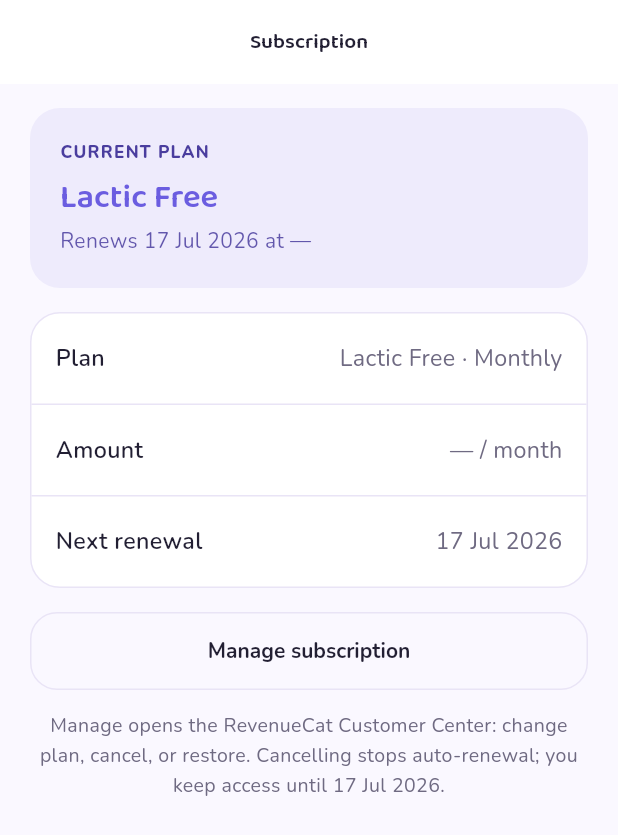
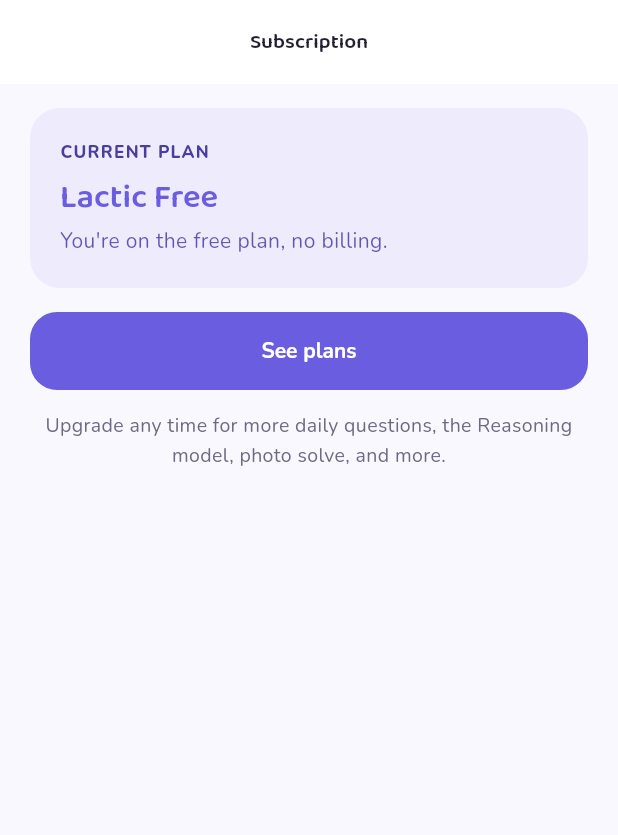
Before and after one commit to fountainnnnn/lactic-sg-alevel-ai-tutor, a Flutter app: the ManageSubscriptionScreen screen opened by its route, on a phone screen of 412 x 824 dp. Shown: the top 835 px of the screen. Run offline on Flutter 3.47's test engine with Material 3 defaults, Android fonts, the phone set to English and light mode, and no system bars; our stand-ins replace flutter_riverpod, flutter_svg, go_router, google_fonts, image_picker, shared_preferences and 1 more; missing offline and left inert: gpt_markdown, purchases_flutter, purchases_ui_flutter; accounts and stored records are empty.

Commit message:
Fix UI inconsistencies found in on-device sweep
- Sign-in: entering app (skip / successful sign-in) marks onboarding done so it
  no longer bounces back to /welcome on a fresh install (returning users could
  not get in)
- Unify subject catalogue (core/subjects.dart): onboarding and Edit Profile now
  share one per-level list; Edit Profile is level-aware (was a flat list missing
  Further Mathematics, mislabeling Literature, showing General Paper everywhere)
- Subscription screen: free users see a proper "free plan, no billing" card +
  See plans CTA instead of a fake renewal date and "—/month" (removed banned
  em-dashes)
- Sentence-case copy: "Notification settings", "Privacy policy", "Manage
  subscription", "Edit profile"

Co-Authored-By: Claude Opus 4.8 <noreply@anthropic.com>

```diff
--- a/app/lib/features/premium/subscription_screens.dart
+++ b/app/lib/features/premium/subscription_screens.dart
@@ -28,15 +28,9 @@ class ManageSubscriptionScreen extends ConsumerWidget {
       1 => Subscriptions.lite,
       _ => null,
     };
-    final tierName = tier?.name ?? 'Lactic Free';
-    final price = tier?.monthly.price ?? '—';
-    return Scaffold(
-      appBar: AppBar(title: const Text('Subscription')),
-      body: SafeArea(
-        child: ListView(
-          padding: const EdgeInsets.fromLTRB(20, 16, 20, 24),
-          children: [
-            Container(
+    // Free users have no subscription — show a plan card + upgrade CTA, never a
+    // bogus renewal date / amount. Paid users see real billing details.
+    final planCard = Container(
       width: double.infinity,
       padding: const EdgeInsets.all(20),
       decoration: BoxDecoration(color: t.primarySoft, borderRadius: BorderRadius.circular(20)),
@@ -46,12 +40,34 @@ class ManageSubscriptionScreen extends ConsumerWidget {
           Text('CURRENT PLAN',
               style: TextStyle(color: t.onPrimarySoft, fontSize: 11.5, fontWeight: FontWeight.w800, letterSpacing: 0.8)),
           const SizedBox(height: 8),
-                  Text(tierName, style: theme.textTheme.titleLarge?.copyWith(color: scheme.primary)),
+          Text(tier?.name ?? 'Lactic Free', style: theme.textTheme.titleLarge?.copyWith(color: scheme.primary)),
           const SizedBox(height: 4),
-                  Text('Renews $_renewDate at $price', style: TextStyle(color: t.onPrimarySoft.withValues(alpha: 0.85))),
+          Text(
+            tier == null ? "You're on the free plan, no billing." : 'Renews $_renewDate at ${tier.monthly.price}',
+            style: TextStyle(color: t.onPrimarySoft.withValues(alpha: 0.85)),
+          ),
         ],
       ),
+    );
+    return Scaffold(
+      appBar: AppBar(title: const Text('Subscription')),
+      body: SafeArea(
+        child: ListView(
+          padding: const EdgeInsets.fromLTRB(20, 16, 20, 24),
+          children: tier == null
+              ? [
+                  planCard,
+                  const SizedBox(height: 16),
+                  FilledButton(
+                    onPressed: () => context.push('/premium'),
+                    child: const Text('See plans'),
                   ),
+                  const SizedBox(height: 14),
+                  Text('Upgrade any time for more daily questions, the Reasoning model, photo solve, and more.',
+                      textAlign: TextAlign.center, style: TextStyle(color: t.textMuted, fontSize: 13, height: 1.5)),
+                ]
+              : [
+                  planCard,
                   const SizedBox(height: 16),
                   Container(
                     decoration: BoxDecoration(
@@ -60,9 +76,9 @@ class ManageSubscriptionScreen extends ConsumerWidget {
                       border: Border.all(color: t.border),
                     ),
                     child: Column(children: [
-                _DetailRow('Plan', '$tierName · Monthly'),
+                      _DetailRow('Plan', '${tier.name} · Monthly'),
                       _Divider(t),
-                _DetailRow('Amount', '$price / month'),
+                      _DetailRow('Amount', '${tier.monthly.price} / month'),
                       _Divider(t),
                       const _DetailRow('Next renewal', _renewDate),
                     ]),
--- a/app/lib/features/profile/profile_screen.dart
+++ b/app/lib/features/profile/profile_screen.dart
@@ -227,11 +227,11 @@ class ProfileScreen extends ConsumerWidget {
                 child: Column(children: [
                   _Row(label: 'Settings', onTap: () => context.push('/settings')),
                   _Div(t),
-                  _Row(label: 'Notification Settings', onTap: () => context.push('/notifications')),
+                  _Row(label: 'Notification settings', onTap: () => context.push('/notifications')),
                   _Div(t),
                   _Row(label: 'Help', onTap: () => context.push('/help')),
                   _Div(t),
-                  _Row(label: 'Privacy Policy', onTap: () => context.push('/privacy')),
+                  _Row(label: 'Privacy policy', onTap: () => context.push('/privacy')),
                 ]),
               ),
             ),
--- a/app/lib/features/settings/settings_screen.dart
+++ b/app/lib/features/settings/settings_screen.dart
@@ -68,7 +68,7 @@ class SettingsScreen extends ConsumerWidget {
               label: 'Account',
               tight: true,
               child: Column(children: [
-                _NavRow(label: 'Manage Subscription', onTap: () => context.push('/subscription')),
+                _NavRow(label: 'Manage subscription', onTap: () => context.push('/subscription')),
                 _Divider(),
                 _NavRow(label: 'Privacy', onTap: () => context.push('/privacy')),
                 _Divider(),
```
Also changed, not shown: app/lib/core/subjects.dart (added, +17 -0 lines), app/lib/features/onboarding/subjects_screen.dart (+5 -8 lines), app/lib/features/profile/edit_profile_screen.dart (+4 -8 lines), build_log.txt (added, +58 -0 lines), s1.png (added), s2.png (added), s3.png (added), s4.png (added), s5.png (added), s6.png (added), s7.png (added), s8.png (added), s9.png (added). Lines whose indentation alone changed are shown as unchanged.
